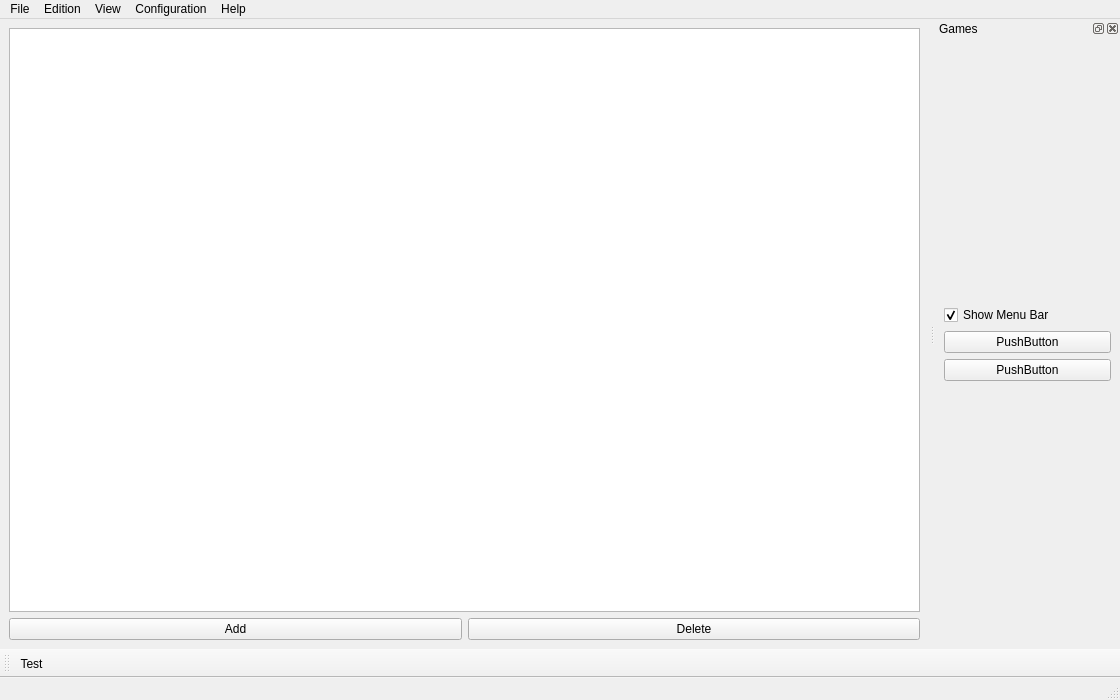
The window that mainwindow.ui (draco-sam/myDictionary) describes before a commit, drawn with Qt 5.
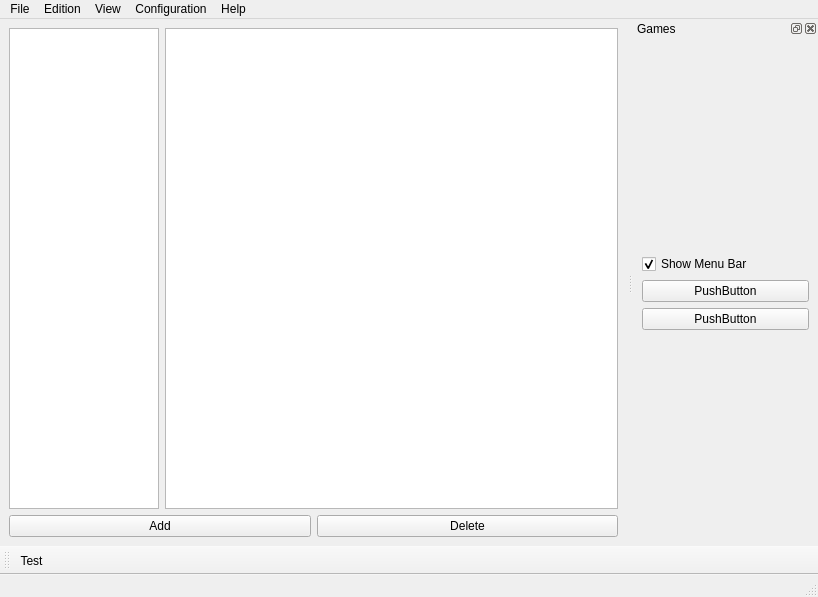
The same window after the commit. Icons and pictures are not drawn.

Commit message: QTableView on Main Window (work in progress).

```diff
--- a/mainwindow.ui
+++ b/mainwindow.ui
@@ -6,22 +6,26 @@
    <rect>
     <x>0</x>
     <y>0</y>
-    <width>1120</width>
-    <height>700</height>
+    <width>818</width>
+    <height>597</height>
    </rect>
   </property>
   <property name="windowTitle">
    <string>MainWindow</string>
   </property>
   <widget class="QWidget" name="centralwidget">
-   <layout class="QGridLayout" name="gridLayout_2">
-    <item row="0" column="0">
      <layout class="QGridLayout" name="gridLayout">
       <item row="0" column="0">
        <widget class="QTreeView" name="treeView">
         <property name="enabled">
          <bool>true</bool>
         </property>
+      <property name="maximumSize">
+       <size>
+        <width>150</width>
+        <height>16777215</height>
+       </size>
+      </property>
         <property name="editTriggers">
          <set>QAbstractItemView::NoEditTriggers</set>
         </property>
@@ -45,7 +49,10 @@
         </property>
        </widget>
       </item>
-      <item row="1" column="0">
+    <item row="0" column="1">
+     <widget class="QTableView" name="table_data_base"/>
+    </item>
+    <item row="1" column="0" colspan="2">
        <layout class="QHBoxLayout" name="horizontalLayout">
         <item>
          <widget class="QPushButton" name="button_add">
@@ -69,8 +76,6 @@
        </layout>
       </item>
      </layout>
-    </item>
-   </layout>
   </widget>
   <widget class="QMenuBar" name="menubar">
    <property name="enabled">
@@ -80,7 +85,7 @@
     <rect>
      <x>0</x>
      <y>0</y>
-     <width>1120</width>
+     <width>818</width>
      <height>30</height>
     </rect>
    </property>
```
Lines whose indentation alone changed are shown as unchanged. The commit also changes 5 other files.
